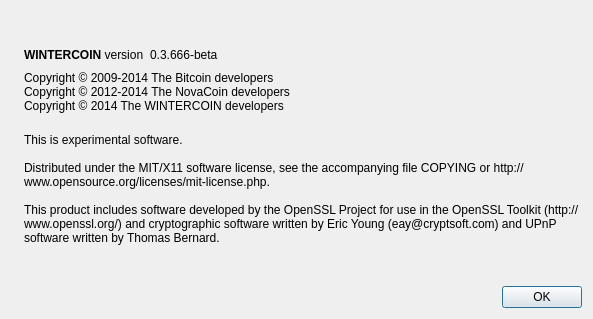
Above: src/qt/forms/aboutdialog.ui from HowToCloneAnAltcoin/Freakcoin before the change. Below: the same form after it.
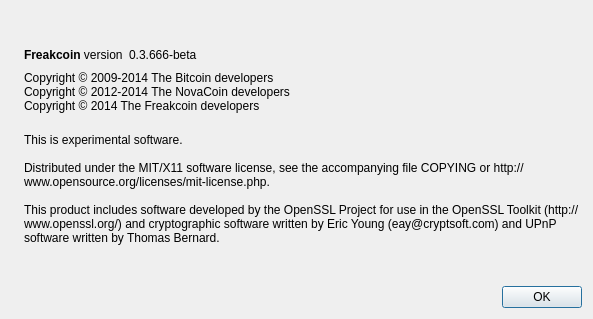
That is the form after the change. Icons and pictures are not drawn.

Commit message:
Change Name to Freakcoin and Change to FKN
Update name and ticker from Wintercoin to Freakcoin and WINTER to FKN

```diff
--- a/src/qt/forms/aboutdialog.ui
+++ b/src/qt/forms/aboutdialog.ui
@@ -50,7 +50,7 @@
           <cursorShape>IBeamCursor</cursorShape>
          </property>
          <property name="text">
-          <string>&lt;b&gt;WINTERCOIN&lt;/b&gt; version</string>
+          <string>&lt;b&gt;Freakcoin&lt;/b&gt; version</string>
          </property>
          <property name="textInteractionFlags">
           <set>Qt::LinksAccessibleByMouse|Qt::TextSelectableByKeyboard|Qt::TextSelectableByMouse</set>
@@ -93,7 +93,7 @@
        <property name="text">
         <string>Copyright © 2009-2014 The Bitcoin developers
 Copyright © 2012-2014 The NovaCoin developers
-Copyright © 2014 The WINTERCOIN developers</string>
+Copyright © 2014 The Freakcoin developers</string>
        </property>
        <property name="textInteractionFlags">
         <set>Qt::LinksAccessibleByMouse|Qt::TextSelectableByKeyboard|Qt::TextSelectableByMouse</set>
```
Left out of the diff: 2 changed lines with no effect on the pictures. The commit also changes 120 other files.
